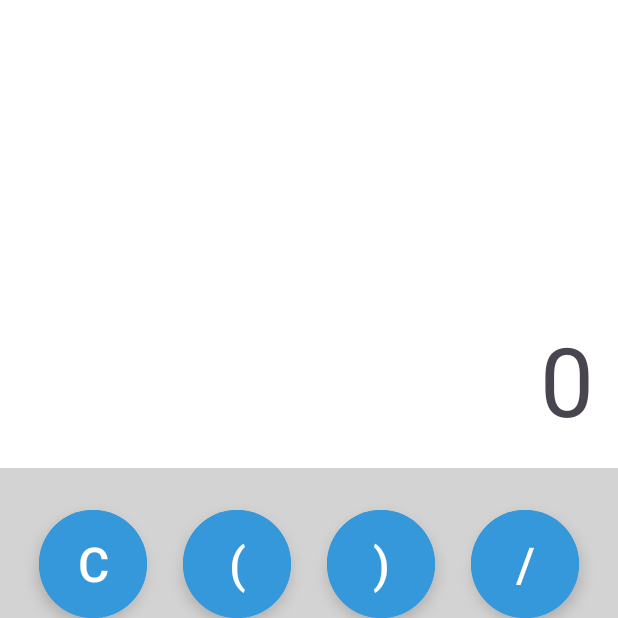
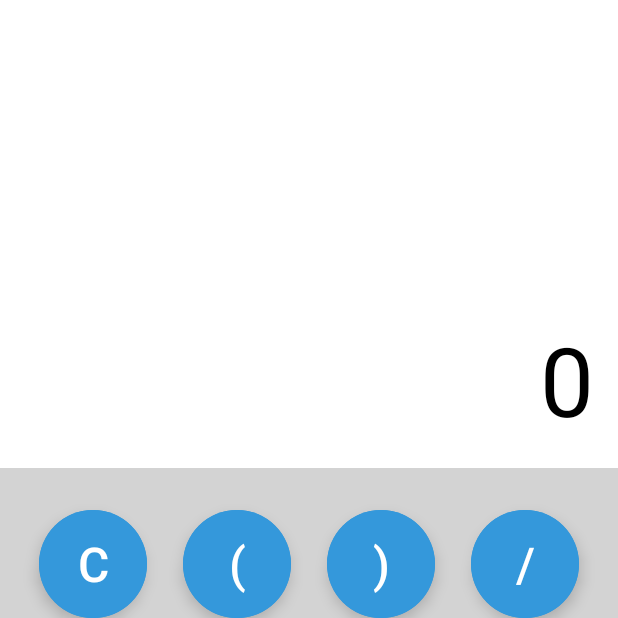
Before and after one commit to Muskan-Thakur/SimpleCalc, an Android app: the screen it shows after launch (MainActivity), on a phone screen of 412 x 824 dp, the top half of it. Run offline under Robolectric (Android 15) with nearby library versions, the phone set to English and light mode, and no system bars.

Commit message:
color fixed

```diff
--- a/app/src/main/res/layout/activity_main.xml
+++ b/app/src/main/res/layout/activity_main.xml
@@ -31,6 +31,7 @@
         android:textAlignment="textEnd"
         android:layout_above="@id/buttons_layout"
         android:layout_margin="16dp"
+        android:textColor="@color/black"
 
         >
 
--- a/app/src/main/res/values-night/themes.xml
+++ b/app/src/main/res/values-night/themes.xml
@@ -3,5 +3,6 @@
     <style name="Base.Theme.Calculator" parent="Theme.Material3.DayNight.NoActionBar">
         <!-- Customize your dark theme here. -->
         <!-- <item name="colorPrimary">@color/my_dark_primary</item> -->
+        <item name="colorPrimary">#369ADD</item>
     </style>
 </resources>
--- a/app/src/main/res/values/themes.xml
+++ b/app/src/main/res/values/themes.xml
@@ -4,7 +4,7 @@
         <!-- Customize your light theme here. -->
         <!-- <item name="colorPrimary">@color/my_light_primary</item> -->
 
-        <item name="colorPrimary">@color/blue</item>
+        <item name="colorPrimary">#369ADD</item>
     </style>
 
     <style name="Theme.Calculator" parent="Base.Theme.Calculator" />
```
